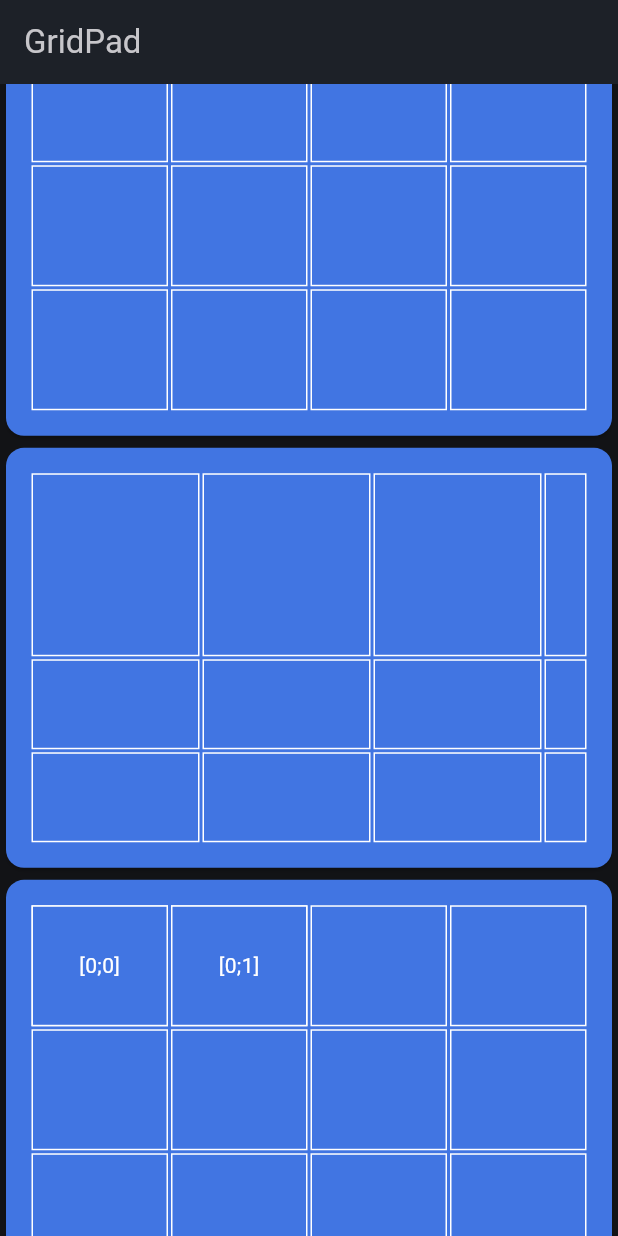
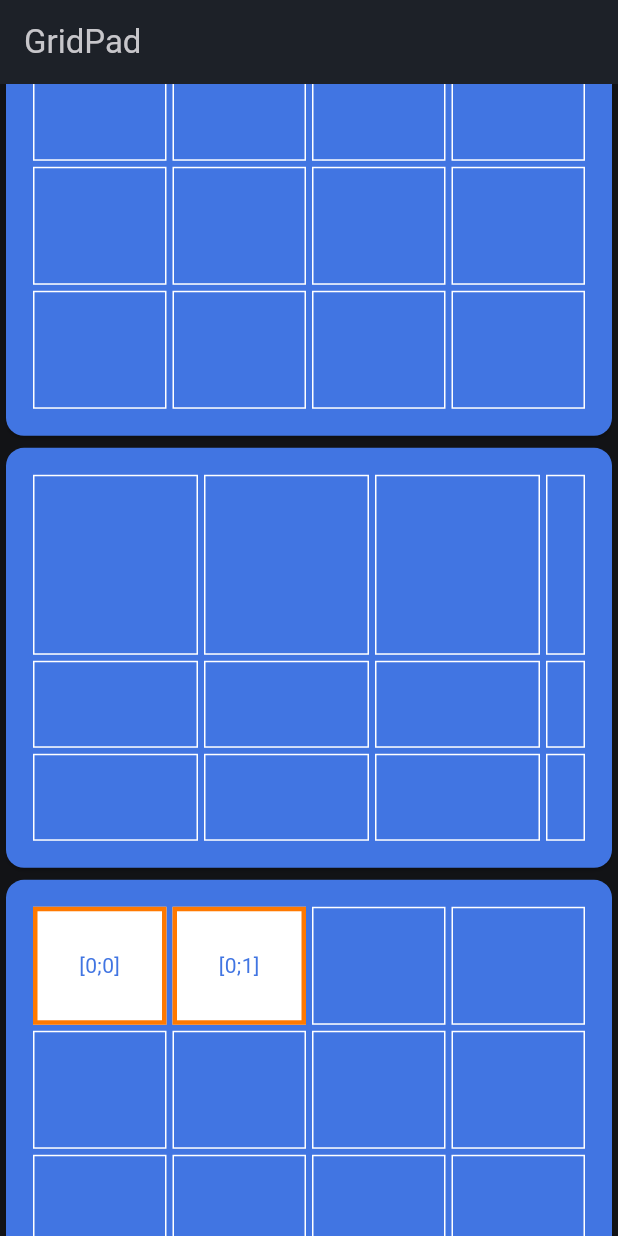
Before and after one commit to touchlane/gridpad_flutter, a Flutter app: the screen it shows after launch, scrolled down 1728 dp, on a phone screen of 412 x 824 dp. Run offline on Flutter 3.47's test engine with Material 2 defaults, Android fonts, the light colour scheme and no system bars.

Commit message:
Update sample

```diff
--- a/example/lib/components/blueprint.dart
+++ b/example/lib/components/blueprint.dart
@@ -8,13 +8,17 @@ class BlueprintBox extends StatelessWidget {
   @override
   Widget build(BuildContext context) {
     return Padding(
-      padding: const EdgeInsets.all(1.0),
+      padding: const EdgeInsets.all(2.0),
       child: SizedBox.expand(
         child: DecoratedBox(
           decoration: BoxDecoration(
             color: andreaBlue,
             shape: BoxShape.rectangle,
-            border: Border.all(color: Colors.white, style: BorderStyle.solid),
+            border: Border.all(
+              color: white,
+              style: BorderStyle.solid,
+              width: 1,
+            ),
           ),
         ),
       ),
@@ -29,17 +33,30 @@ class ContentBlueprintBox extends StatelessWidget {
 
   @override
   Widget build(BuildContext context) {
-    return Stack(
-      children: [
-        const BlueprintBox(),
-        Center(
-          child: Text(
-            text,
-            textAlign: TextAlign.center,
-            style: Theme.of(context).textTheme.bodyMedium,
+    final textStyle =
+        Theme.of(context).textTheme.bodyMedium?.copyWith(color: andreaBlue);
+    return Padding(
+      padding: const EdgeInsets.all(2.0),
+      child: SizedBox.expand(
+        child: DecoratedBox(
+          decoration: BoxDecoration(
+            color: white,
+            shape: BoxShape.rectangle,
+            border: Border.all(
+              color: heatWave,
+              style: BorderStyle.solid,
+              width: 3,
+            ),
+          ),
+          child: Center(
+            child: Text(
+              text,
+              textAlign: TextAlign.center,
+              style: textStyle,
+            ),
           ),
         ),
-      ],
+      ),
     );
   }
 }
```
